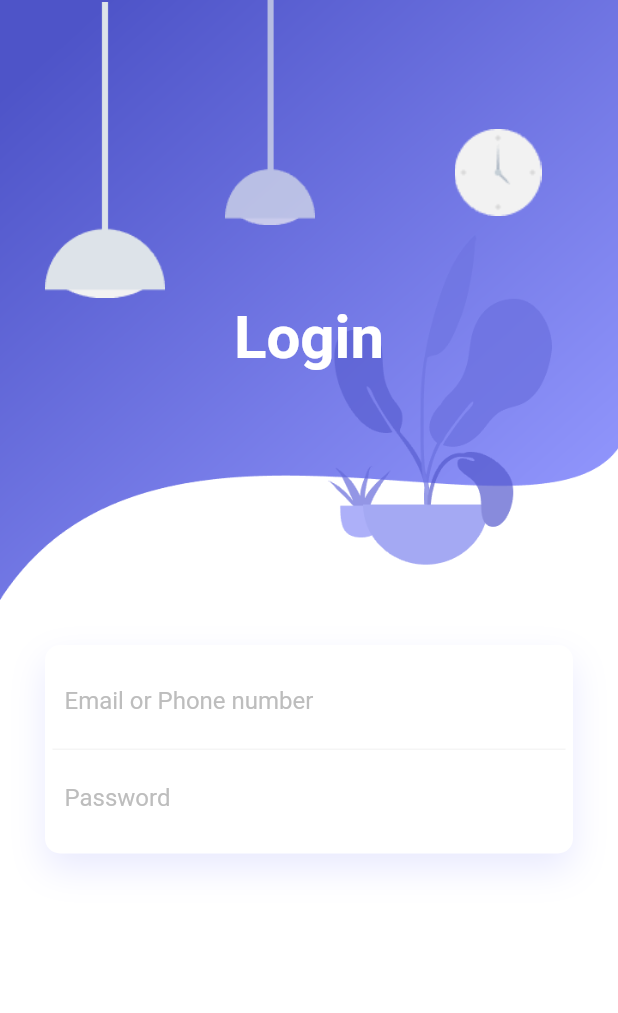
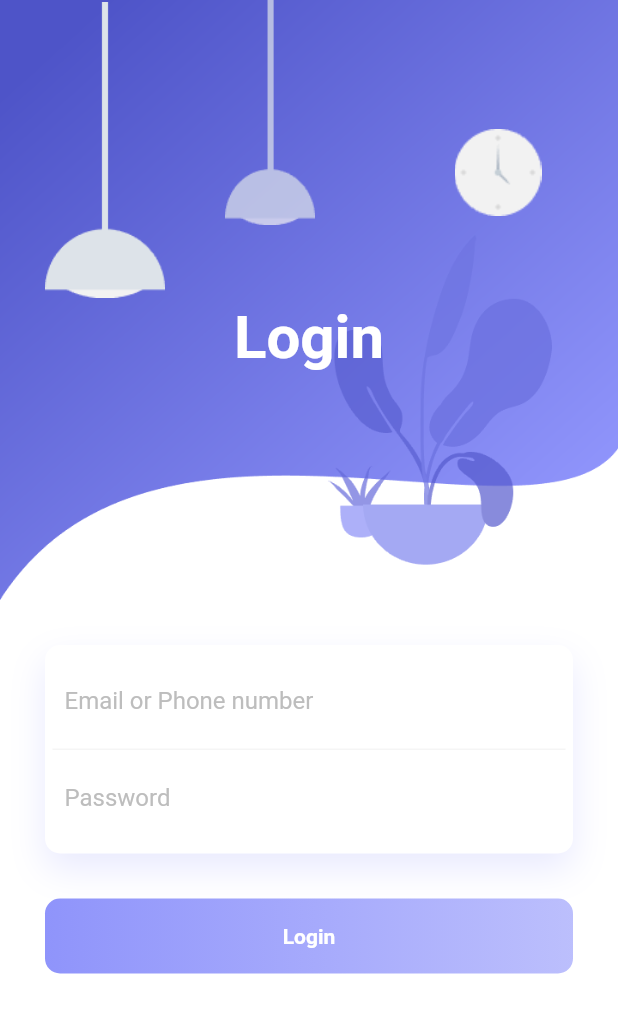
Before and after one commit to JohnEmerson1406/flutter_login_page, a Flutter app: the screen it shows after launch, on a phone screen of 412 x 824 dp. Shown: the top 1013 px of the screen. Run offline on Flutter 3.47's test engine with Material 2 defaults, Android fonts, the phone set to English and light mode, and no system bars.

Commit message:
feat: add Login button

```diff
--- a/lib/main.dart
+++ b/lib/main.dart
@@ -137,6 +137,28 @@ class HomePage extends StatelessWidget {
 
                       ],
                     ),
+                  ),
+                  SizedBox(height: 30,),
+                  Container(
+                    height: 50,
+                    decoration: BoxDecoration(
+                      borderRadius: BorderRadius.circular(10),
+                      gradient: LinearGradient(
+                        colors: [
+                          Color.fromRGBO(143, 148, 251, 1),
+                          Color.fromRGBO(143, 148, 251, .6),
+                        ]
+                      )
+                    ),
+                    child: Center(
+                      child: Text(
+                        "Login",
+                        style: TextStyle(
+                          color: Colors.white,
+                          fontWeight: FontWeight.bold
+                        ),
+                      ),
+                    ),
                   )
                 ],
               ),
```
